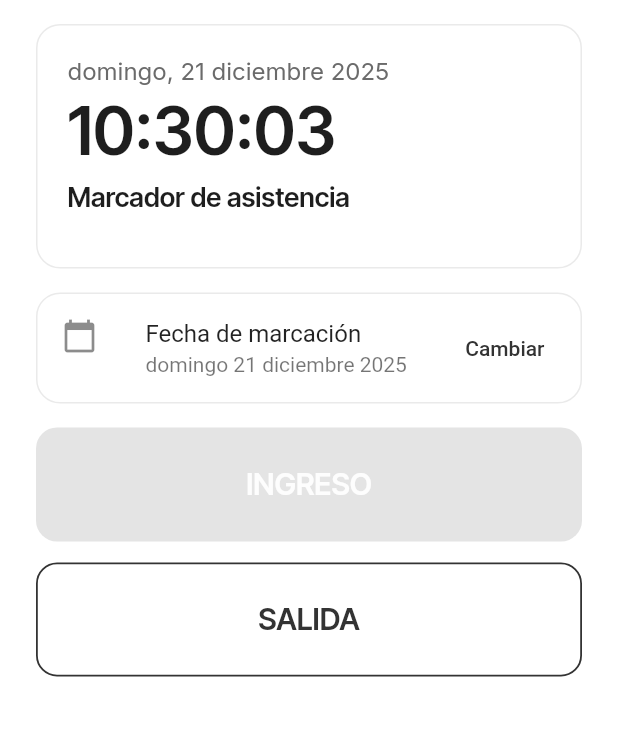
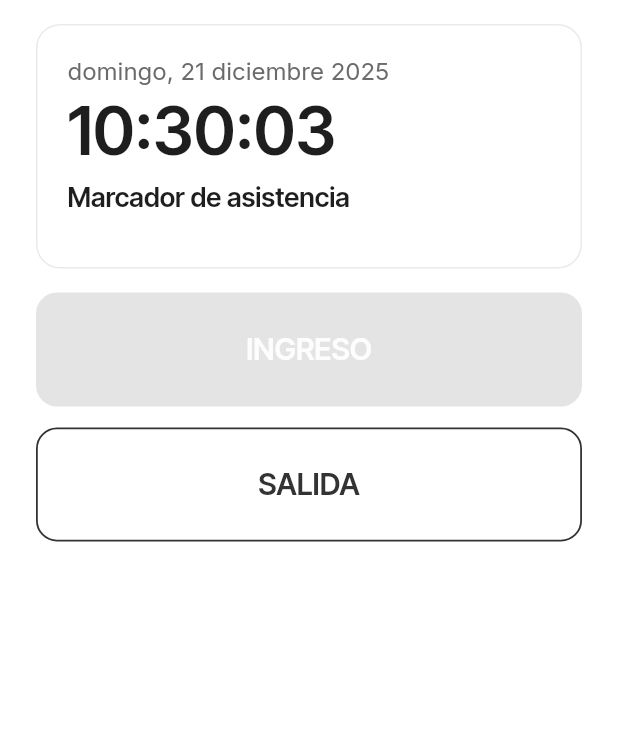
Before and after one commit to Andrius91/ForCivil-Mobile, a Flutter app: the AttendanceMarkerWidget screen opened by its route, after a tap on the "menu" icon, on a phone screen of 412 x 824 dp, the part 84-820 px from its top. Run offline on Flutter 3.47's test engine with Material 3 defaults, Android fonts, the phone set to English and light mode, and no system bars; our stand-ins replace auto_size_text, cached_network_image, easy_debounce, equatable, expandable, flutter_animate and 8 more; missing offline and left inert: aligned_dialog, dart:html, flutter_ringtone_player, json_path, mime_type, mobile_scanner and 1 more; accounts and stored records are empty.

Commit message:
Lock marker to current date

```diff
--- a/lib/attendance_marker/attendance_marker_widget.dart
+++ b/lib/attendance_marker/attendance_marker_widget.dart
@@ -39,7 +39,6 @@ class _AttendanceMarkerWidgetState extends State<AttendanceMarkerWidget> {
   String? _loadError;
   Crew? _selectedCrew;
   List<AttendanceRecord> _records = [];
-  DateTime _selectedDate = DateTime.now();
 
   @override
   void initState() {
@@ -62,6 +61,7 @@ class _AttendanceMarkerWidgetState extends State<AttendanceMarkerWidget> {
   }
 
   Future<void> _loadCrewAndRecords() async {
+    final currentDate = DateTime.now();
     setState(() {
       _isLoadingData = true;
       _loadError = null;
@@ -93,7 +93,7 @@ class _AttendanceMarkerWidgetState extends State<AttendanceMarkerWidget> {
         token: token,
         projectId: project.projectId,
         crewId: crew.id,
-        date: _selectedDate,
+        date: currentDate,
       );
 
       if (!mounted) return;
@@ -123,20 +123,6 @@ class _AttendanceMarkerWidgetState extends State<AttendanceMarkerWidget> {
     ScaffoldMessenger.of(context).showSnackBar(
       SnackBar(content: Text(message)),
     );
-  }
-
-  Future<void> _pickDate() async {
-    final picked = await showDatePicker(
-      context: context,
-      initialDate: _selectedDate,
-      firstDate: DateTime.now().subtract(const Duration(days: 365)),
-      lastDate: DateTime.now().add(const Duration(days: 365)),
-      locale: const Locale('es'),
-    );
-    if (picked != null) {
-      setState(() => _selectedDate = picked);
-      await _loadCrewAndRecords();
-    }
   }
 
   Future<void> _startScan(String mode) async {
@@ -279,8 +265,6 @@ class _AttendanceMarkerWidgetState extends State<AttendanceMarkerWidget> {
     return [
       _buildDateCard(theme, dateString, timeString, fullName),
       const SizedBox(height: 16.0),
-      _buildDateSelector(theme),
-      const SizedBox(height: 16.0),
       _buildActionButtons(theme),
       if (_message != null) ...[
         const SizedBox(height: 12.0),
@@ -343,28 +327,6 @@ class _AttendanceMarkerWidgetState extends State<AttendanceMarkerWidget> {
             ),
           ),
         ],
-      ),
-    );
-  }
-
-  Widget _buildDateSelector(FlutterFlowTheme theme) {
-    return Container(
-      width: double.infinity,
-      decoration: BoxDecoration(
-        color: theme.card,
-        borderRadius: BorderRadius.circular(16.0),
-        border: Border.all(color: theme.border),
-      ),
-      child: ListTile(
-        leading: const Icon(Icons.calendar_today),
-        title: const Text('Fecha de marcación'),
-        subtitle: Text(
-          dateTimeFormat('EEEE d MMMM y', _selectedDate, locale: 'es'),
-        ),
-        trailing: TextButton(
-          onPressed: _pickDate,
-          child: const Text('Cambiar'),
-        ),
       ),
     );
   }
```
